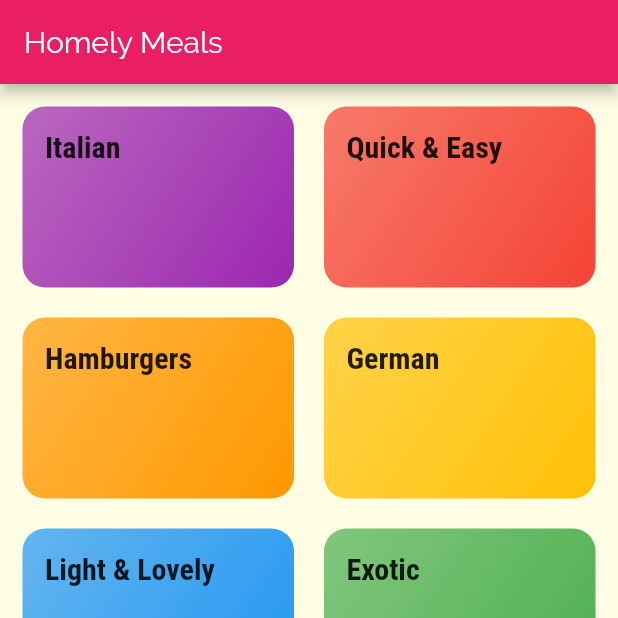
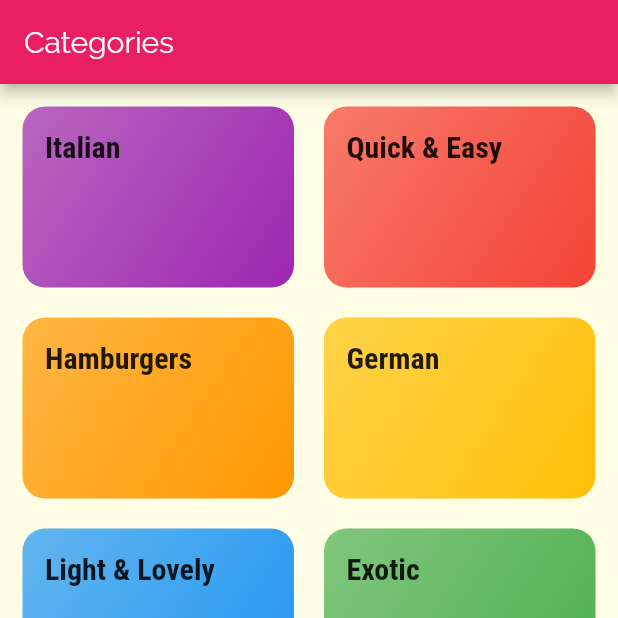
Before and after one commit to shankar75031/meals-app-flutter, a Flutter app: the screen it shows after launch, on a phone screen of 412 x 824 dp, the top half of it. Run offline on Flutter 3.47's test engine with Material 2 defaults, Android fonts, the phone set to English and light mode, and no system bars.

Commit message:
dynamic heading based on selected tab

```diff
--- a/lib/screens/tabs_screen.dart
+++ b/lib/screens/tabs_screen.dart
@@ -8,9 +8,15 @@ class TabsScreen extends StatefulWidget {
 }
 
 class _TabsScreenState extends State<TabsScreen> {
-  final List<Widget> _pages = [
-    CategoriesScreen(),
-    FavouritesScreen(),
+  final List<Map<String, Object>> _pages = [
+    {
+      'page': CategoriesScreen(),
+      'title': 'Categories',
+    },
+    {
+      'page': FavouritesScreen(),
+      'title': 'Your Favourites',
+    }
   ];
 
   int _selectedPageIndex = 0;
@@ -25,9 +31,9 @@ class _TabsScreenState extends State<TabsScreen> {
   Widget build(BuildContext context) {
     return Scaffold(
       appBar: AppBar(
-        title: Text('Homely Meals'),
+        title: Text(_pages[_selectedPageIndex]['title']),
       ),
-      body: _pages[_selectedPageIndex],
+      body: _pages[_selectedPageIndex]['page'] as Widget,
       bottomNavigationBar: BottomNavigationBar(
         onTap: _selectPage,
         backgroundColor: Theme.of(context).primaryColor,
```
